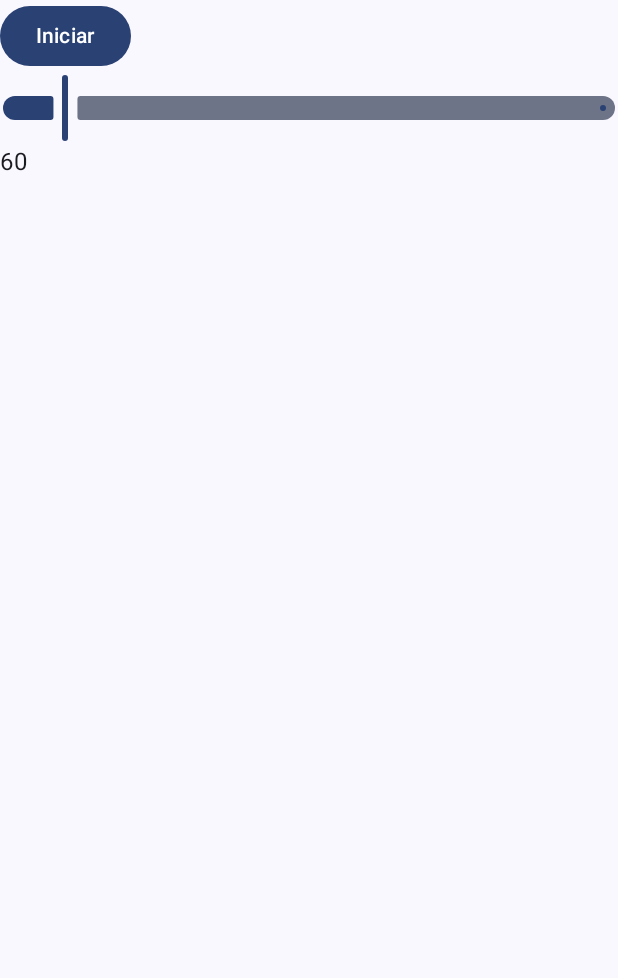
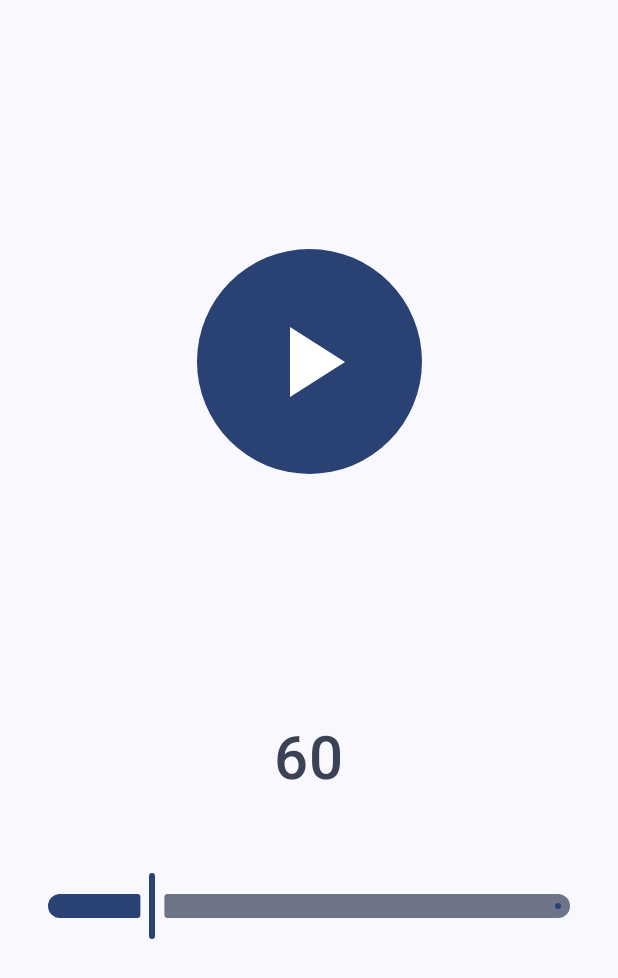
Before and after one commit to manugarciat/el-metronomo, an Android app built with Jetpack Compose: the screen it shows after launch (MainActivity), on a phone screen of 412 x 824 dp. Shown: the top 978 px of the screen. Run offline under Robolectric (Android 15) with nearby library versions, the phone set to English and light mode, and no system bars; our stand-ins replace accompanist; 2 statements that could not run were skipped.

Commit message:
Implementacion de AudioTrack y versión básica de UI

```diff
--- a/app/build.gradle
+++ b/app/build.gradle
@@ -59,6 +59,8 @@ dependencies {
     implementation 'androidx.compose.ui:ui-graphics'
     implementation 'androidx.core:core-ktx:1.12.0-alpha05'
 
+    implementation "com.google.accompanist:accompanist-systemuicontroller:0.30.1"
+
 
     testImplementation 'junit:junit:4.13.2'
     androidTestImplementation 'androidx.test.ext:junit:1.1.5'
--- a/app/src/main/java/com/mnlgt/elmetronomo/MainActivity.kt
+++ b/app/src/main/java/com/mnlgt/elmetronomo/MainActivity.kt
@@ -17,9 +17,14 @@ import com.mnlgt.elmetronomo.ui.theme.ElMetronomoTheme
 class MainActivity : ComponentActivity() {
 
     override fun onCreate(savedInstanceState: Bundle?) {
+
         //inicializar sonidos
-        val audioManager = AudioManager(this)
-        val metronomo = Metronomo(audioManager)
+        val metronomoAudioManager = MetronomoAudioManager(this)
+        val metronomoAudioTrack = MetronomoAudioTrack()
+
+        val metronomo = Metronomo(metronomoAudioManager, metronomoAudioTrack)
+
+
 
         val viewModelFactory = MetronomoViewModelFactory(metronomo)
         val viewModel =
--- a/app/src/main/java/com/mnlgt/elmetronomo/AudioManager.kt
+++ b/app/src/main/java/com/mnlgt/elmetronomo/MetronomoAudioManager.kt
@@ -2,12 +2,12 @@ package com.mnlgt.elmetronomo
 
 import android.media.SoundPool
 
-class AudioManager(context: MainActivity) {
+class MetronomoAudioManager(context: MainActivity) {
     private val _soundP: SoundPool = SoundPool.Builder().setMaxStreams(1).build()
     private val rim = _soundP.load(context, R.raw.rim, 1)
     private val tick = _soundP.load(context, R.raw.tick, 1)
 
     fun playTick() {
-        _soundP.play(rim,1F, 1F, 1, 0, 1F)
+        _soundP.play(rim, 1F, 1F, 1, 0, 1F)
     }
 }
--- /dev/null
+++ b/app/src/main/java/com/mnlgt/elmetronomo/MetronomoAudioTrack.kt
@@ -0,0 +1,156 @@
+package com.mnlgt.elmetronomo
+
+import android.media.AudioAttributes
+import android.media.AudioFormat
+import android.media.AudioManager
+import android.media.AudioTrack
+import kotlinx.coroutines.Dispatchers
+import kotlinx.coroutines.withContext
+import kotlin.math.sin
+
+class MetronomoAudioTrack {
+
+    private val sampleRate = AudioTrack.getNativeOutputSampleRate(AudioManager.STREAM_MUSIC)
+    private val bufferSizeBytes = AudioTrack.getMinBufferSize(
+        sampleRate,
+        AudioFormat.CHANNEL_OUT_MONO,
+        AudioFormat.ENCODING_PCM_16BIT
+    )
+
+    private var numSamples: Int
+    private var samples: DoubleArray
+    private var generatedSnd: ShortArray
+
+    private var audioTrack: AudioTrack
+
+    private var tempo: Int = 60
+
+    init {
+
+        //prepara audio attributes
+        val attribBuilder = AudioAttributes.Builder()
+        attribBuilder.setContentType(AudioAttributes.CONTENT_TYPE_SONIFICATION)
+        attribBuilder.setUsage(AudioAttributes.USAGE_MEDIA)
+
+        val attributes = attribBuilder.build()
+
+        // Build audio format
+        val afBuilder = AudioFormat.Builder()
+        afBuilder.setChannelMask(AudioFormat.CHANNEL_OUT_MONO)
+        afBuilder.setEncoding(AudioFormat.ENCODING_PCM_16BIT)
+        afBuilder.setSampleRate(sampleRate)
+
+        val format = afBuilder.build()
+
+        audioTrack = AudioTrack(
+            attributes,
+            format,
+            bufferSizeBytes,
+            AudioTrack.MODE_STREAM,
+            AudioManager.AUDIO_SESSION_ID_GENERATE
+        )
+
+        numSamples = audioTrack.bufferSizeInFrames
+        samples = DoubleArray(numSamples)
+        generatedSnd = ShortArray(numSamples)
+
+//        for (i in 0 until numSamples) {
+//            val freqOfTone = 440.0
+//            samples[i] =
+//                sin(2 * Math.PI * i / (sampleRate / freqOfTone))
+//        }
+//
+//        var idx = 0
+//        for (dVal in samples) {
+//            val `val` = (dVal * 32767).toInt().toShort()
+//            generatedSnd[idx++] = `val`.and(0x00ff).toByte()
+//
+//            //var temp = `val`.and((0xff00 ushr 8).toShort()).toByte()
+//            generatedSnd[idx++] = `val`.and((0xff00 ushr 8).toShort()).toByte()
+//
+//
+//        }
+
+    }
+
+
+    //genera sample para reproducir, el largo es en cantidad de samples por ahora
+    private fun generateSample(largo: Int): DoubleArray {
+
+        val result = DoubleArray(largo)
+        for (i in 0 until largo) {
+            result[i] = sin(2 * Math.PI * i / (sampleRate / 330.0))
+        }
+        return result
+    }
+
+    //convierte el sample en byte arrays para el formato 16 bit pcm que acepta audiotrack
+    private fun to16BitPCM(input: DoubleArray): ShortArray {
+
+        val result = ShortArray(input.size)
+        //var index = 0
+        for (i in input.indices) {
+
+            //escalar a la maxima amplitud
+            val valShort: Short = (input[i] * Short.MAX_VALUE).toInt().toShort()
+            result[i] = valShort
+//            result[index++] = valShort.and(0x00ff).toByte()
+
+            //var temp = valShort.and(0xff00.toShort())
+//            result[index++] = valShort.and((0xff00 ushr 8).toShort()).toByte()
+        }
+        return result
+    }
+
+    private fun calcularSilencio(largoSample: Int): Int {
+        return (((60.0 / tempo.toFloat()) * sampleRate)).toInt() - largoSample
+    }
+
+
+    suspend fun iniciar() {
+
+        val sonido = generateSample(sampleRate / 8)
+        //val sonidoPCM = to16BitPCM(sonido)
+        //val silencio = calcularSilencio(sonido.size)
+
+        var t = 0
+        var s = 0
+
+        audioTrack.play()
+
+        while (true) {
+            val silencio = calcularSilencio(sonido.size)
+            withContext(Dispatchers.Default) {
+
+                for (i in generatedSnd.indices) {
+
+                    if (t < sonido.size) {
+                        if (t < sonido.size - 1000) {
+                            generatedSnd[i] = (sonido[t] * Short.MAX_VALUE).toInt().toShort()
+                        } else {
+                            generatedSnd[i] =
+                                ((sonido[t] * Short.MAX_VALUE) * ((sonido.size - t) / 1000.0)).toInt()
+                                    .toShort()
+                        }
+                        t++
+                    } else {
+                        generatedSnd[i] = 0
+                        s++
+                        if (s >= silencio) {
+                            t = 0
+                            s = 0
+                        }
+                    }
+                }
+                //generatedSnd = to16BitPCM(samples)
+                audioTrack.write(generatedSnd, 0, generatedSnd.size)
+            }
+
+        }
+    }
+
+    fun setTempo(t: Int) {
+        tempo = t
+    }
+
+}
--- a/app/src/main/java/com/mnlgt/elmetronomo/ui/MetronomoScreen.kt
+++ b/app/src/main/java/com/mnlgt/elmetronomo/ui/MetronomoScreen.kt
@@ -1,18 +1,46 @@
 package com.mnlgt.elmetronomo.ui
 
+import androidx.compose.animation.expandHorizontally
+import androidx.compose.foundation.layout.Arrangement
 import androidx.compose.foundation.layout.Column
+import androidx.compose.foundation.layout.PaddingValues
+import androidx.compose.foundation.layout.fillMaxSize
+import androidx.compose.foundation.layout.padding
+import androidx.compose.foundation.layout.size
+import androidx.compose.foundation.shape.CircleShape
+import androidx.compose.material.icons.Icons
+import androidx.compose.material.icons.filled.Add
+import androidx.compose.material.icons.filled.Call
+import androidx.compose.material.icons.filled.Close
+import androidx.compose.material.icons.filled.PlayArrow
 import androidx.compose.material3.Button
+import androidx.compose.material3.ButtonColors
+import androidx.compose.material3.ButtonDefaults
+import androidx.compose.material3.Icon
+import androidx.compose.material3.IconButton
+import androidx.compose.material3.MaterialTheme
+import androidx.compose.material3.OutlinedButton
+import androidx.compose.material3.ShapeDefaults
 import androidx.compose.material3.Slider
+import androidx.compose.material3.SliderColors
+import androidx.compose.material3.SliderDefaults
 import androidx.compose.material3.Text
 import androidx.compose.runtime.Composable
 import androidx.compose.runtime.collectAsState
 import androidx.compose.runtime.getValue
 import androidx.compose.runtime.rememberCoroutineScope
+import androidx.compose.ui.Alignment
 import androidx.compose.ui.Modifier
+import androidx.compose.ui.graphics.Color
 import androidx.compose.ui.res.stringResource
+import androidx.compose.ui.text.font.FontWeight
 import androidx.compose.ui.tooling.preview.Preview
+import androidx.compose.ui.unit.Dp
+import androidx.compose.ui.unit.dp
+import androidx.compose.ui.unit.sp
 import com.mnlgt.elmetronomo.R
 import com.mnlgt.elmetronomo.ui.theme.ElMetronomoTheme
+import com.mnlgt.elmetronomo.ui.theme.PurpleGrey40
 import kotlinx.coroutines.launch
 
 
@@ -22,18 +50,48 @@ fun MetronomoScreen(modifier: Modifier, viewModel: MetronomoViewModel) {
     val coroutineScope = rememberCoroutineScope()
     val uiState by viewModel.uiState.collectAsState()
 
-    Column() {
+    Column(
+        verticalArrangement = Arrangement.SpaceEvenly,
+        horizontalAlignment = Alignment.CenterHorizontally
+    ) {
 
-        Button(onClick = { coroutineScope.launch { viewModel.aprietaBoton() } }) {
-            Text(text = stringResource(id = if (uiState.andando) R.string.detener else R.string.iniciar))
+        Button(
+            onClick = { coroutineScope.launch { viewModel.aprietaBoton() } },
+            shape = CircleShape,
+            modifier = Modifier.size(150.dp)
+        ) {
+
+            Icon(
+                imageVector = if (uiState.andando) Icons.Default.Close else Icons.Default.PlayArrow,
+                contentDescription = "content description",
+                modifier = Modifier.size(80.dp)
+            )
+
+
+//            Text(
+//                text = stringResource(id = if (uiState.andando) R.string.detener else R.string.iniciar),
+//                color = MaterialTheme.colorScheme.secondary
+//            )
         }
-        Slider(
-            modifier = modifier,
-            value = uiState.bpm.toFloat(),
-            onValueChange = { tempo -> viewModel.setTempo(tempo) },
-            valueRange = 10F..500F
-        )
-        Text(text = uiState.bpm.toString())
+
+        Column(
+            horizontalAlignment = Alignment.CenterHorizontally
+        ) {
+            Text(
+                text = uiState.bpm.toString(),
+                fontSize = 40.sp,
+                color = MaterialTheme.colorScheme.secondary,
+                fontWeight = FontWeight.Medium,
+                modifier = Modifier.padding(bottom = 20.dp)
+            )
+            Slider(
+                modifier = Modifier.padding(30.dp),
+                value = uiState.bpm.toFloat(),
+                onValueChange = { tempo -> viewModel.setTempo(tempo) },
+                valueRange = 10F..260F,
+                colors = SliderDefaults.colors()
+            )
+        }
 
     }
 }
@@ -47,9 +105,12 @@ fun DefaultPreview() {
             Button(onClick = { }) {
                 Text(text = "Start")
             }
-            Button(onClick = { }) {
-                Text(text = "Stop")
-            }
+            Slider(
+                value = 60.0F,
+                onValueChange = { },
+                valueRange = 10F..500F
+            )
+            Text(text = "60")
         }
     }
 }
--- a/app/src/main/java/com/mnlgt/elmetronomo/ui/MetronomoViewModel.kt
+++ b/app/src/main/java/com/mnlgt/elmetronomo/ui/MetronomoViewModel.kt
@@ -28,7 +28,7 @@ class MetronomoViewModel(
             )
         }
         _metronomoJob = viewModelScope.launch {
-            metronomo.iniciar()
+            metronomo.iniciarTrack()
             //while (true) {} leo variable de metronomo y actualizo estado
         }
     }
--- a/app/src/main/java/com/mnlgt/elmetronomo/ui/theme/Color.kt
+++ b/app/src/main/java/com/mnlgt/elmetronomo/ui/theme/Color.kt
@@ -6,6 +6,10 @@ val Purple80 = Color(0xFFD0BCFF)
 val PurpleGrey80 = Color(0xFFCCC2DC)
 val Pink80 = Color(0xFFEFB8C8)
 
-val Purple40 = Color(0xFF6650a4)
+val Purple40 = Color(0xFFB0B478)
 val PurpleGrey40 = Color(0xFF625b71)
 val Pink40 = Color(0xFF7D5260)
+
+val VerdeClaro = Color(0xFFC0CA33)
+
+val colorFondo = Color(0xFFDEE0BB)
--- a/app/src/main/java/com/mnlgt/elmetronomo/ui/theme/Theme.kt
+++ b/app/src/main/java/com/mnlgt/elmetronomo/ui/theme/Theme.kt
@@ -10,10 +10,12 @@ import androidx.compose.material3.dynamicLightColorScheme
 import androidx.compose.material3.lightColorScheme
 import androidx.compose.runtime.Composable
 import androidx.compose.runtime.SideEffect
+import androidx.compose.ui.graphics.Color
 import androidx.compose.ui.graphics.toArgb
 import androidx.compose.ui.platform.LocalContext
 import androidx.compose.ui.platform.LocalView
 import androidx.core.view.ViewCompat
+import com.google.accompanist.systemuicontroller.rememberSystemUiController
 
 private val DarkColorScheme = darkColorScheme(
     primary = Purple80,
@@ -24,7 +26,8 @@ private val DarkColorScheme = darkColorScheme(
 private val LightColorScheme = lightColorScheme(
     primary = Purple40,
     secondary = PurpleGrey40,
-    tertiary = Pink40
+    tertiary = Pink40,
+    background = colorFondo
 
     /* Other default colors to override
     background = Color(0xFFFFFBFE),
@@ -49,7 +52,8 @@ fun ElMetronomoTheme(
             val context = LocalContext.current
             if (darkTheme) dynamicDarkColorScheme(context) else dynamicLightColorScheme(context)
         }
-        darkTheme -> DarkColorScheme
+
+        darkTheme -> {DarkColorScheme}
         else -> LightColorScheme
     }
     val view = LocalView.current
@@ -65,4 +69,13 @@ fun ElMetronomoTheme(
         typography = Typography,
         content = content
     )
+
+    val systemUiController = rememberSystemUiController()
+    //light
+    SideEffect {
+        systemUiController.setSystemBarsColor(
+            color = colorFondo,
+            darkIcons = true
+        )
+    }
 }
```
Also changed, not shown: app/src/main/java/com/mnlgt/elmetronomo/Metronomo.kt (+12 -4 lines).
